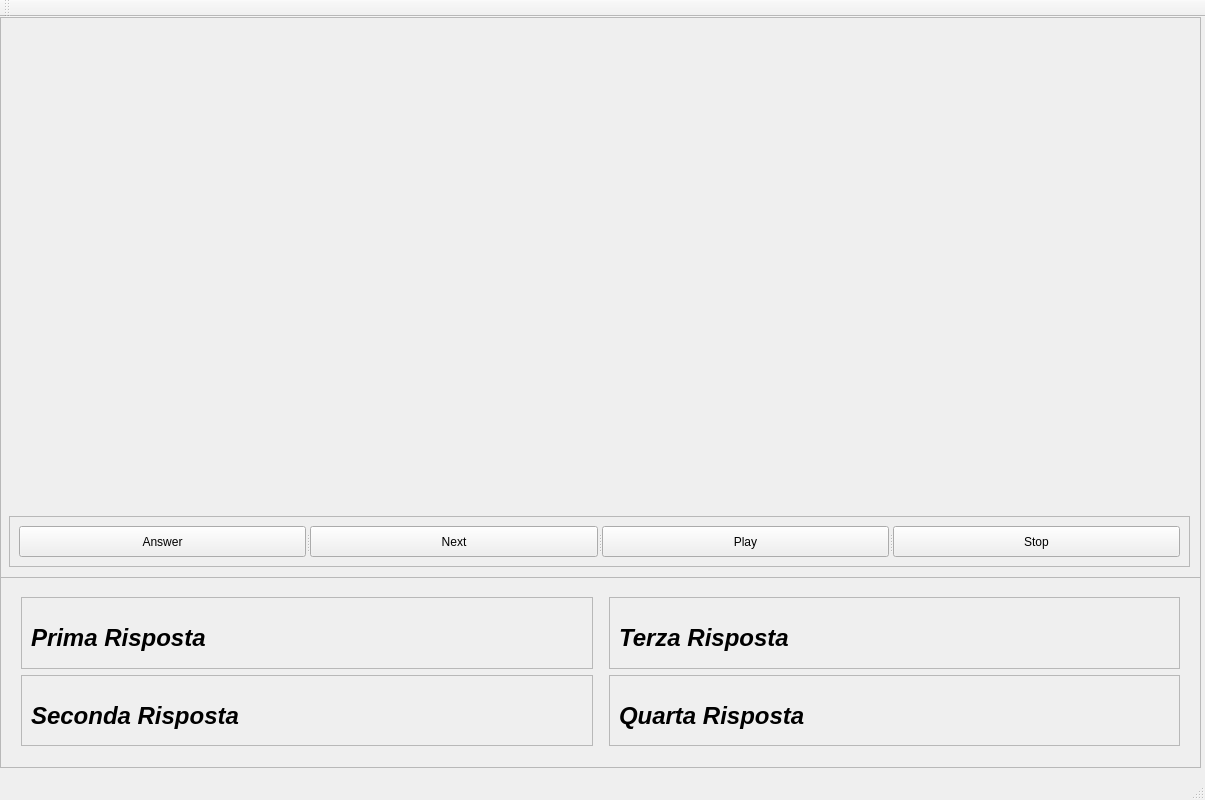
The window that cervellone.ui (AndreaCorna/cervellone) describes before a commit, drawn with Qt 5.
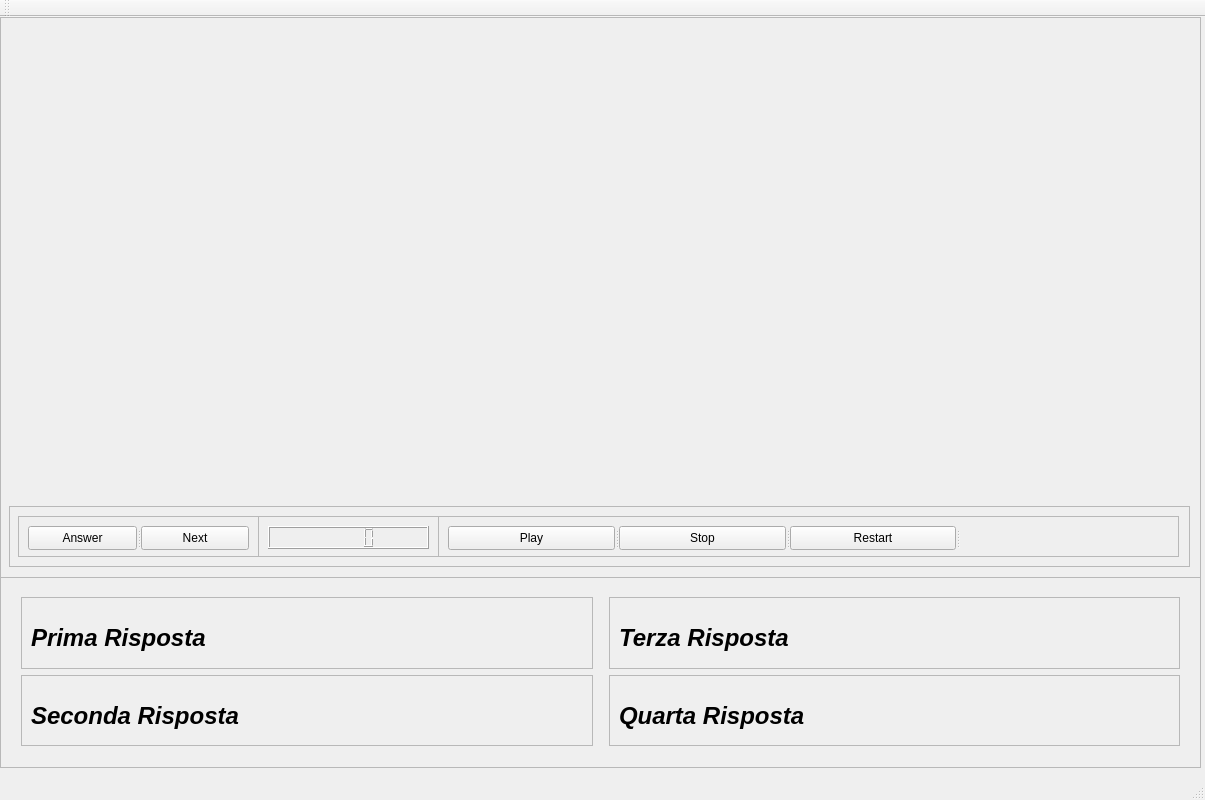
The same window after the commit. Custom widgets are drawn as their Qt base class.

Commit message: aggiunta funzione video

```diff
--- a/cervellone.ui
+++ b/cervellone.ui
@@ -209,9 +209,24 @@
      <property name="geometry">
       <rect>
        <x>9</x>
-       <y>499</y>
+       <y>489</y>
        <width>1181</width>
-       <height>51</height>
+       <height>61</height>
+      </rect>
+     </property>
+     <property name="frameShape">
+      <enum>QFrame::StyledPanel</enum>
+     </property>
+     <property name="frameShadow">
+      <enum>QFrame::Raised</enum>
+     </property>
+     <widget class="QFrame" name="frame_5">
+      <property name="geometry">
+       <rect>
+        <x>9</x>
+        <y>10</y>
+        <width>241</width>
+        <height>41</height>
       </rect>
      </property>
      <property name="frameShape">
@@ -225,8 +240,8 @@
        <rect>
         <x>10</x>
         <y>10</y>
-        <width>1161</width>
-        <height>31</height>
+         <width>221</width>
+         <height>24</height>
        </rect>
       </property>
       <property name="orientation">
@@ -242,6 +257,65 @@
         <string>Next</string>
        </property>
       </widget>
+      </widget>
+     </widget>
+     <widget class="QFrame" name="frame_6">
+      <property name="geometry">
+       <rect>
+        <x>249</x>
+        <y>10</y>
+        <width>181</width>
+        <height>41</height>
+       </rect>
+      </property>
+      <property name="frameShape">
+       <enum>QFrame::StyledPanel</enum>
+      </property>
+      <property name="frameShadow">
+       <enum>QFrame::Raised</enum>
+      </property>
+      <widget class="QSplitter" name="splitter_2">
+       <property name="geometry">
+        <rect>
+         <x>10</x>
+         <y>10</y>
+         <width>161</width>
+         <height>23</height>
+        </rect>
+       </property>
+       <property name="orientation">
+        <enum>Qt::Horizontal</enum>
+       </property>
+       <widget class="QLCDNumber" name="lcdNumber"/>
+      </widget>
+     </widget>
+     <widget class="QFrame" name="frame_7">
+      <property name="geometry">
+       <rect>
+        <x>429</x>
+        <y>10</y>
+        <width>741</width>
+        <height>41</height>
+       </rect>
+      </property>
+      <property name="frameShape">
+       <enum>QFrame::StyledPanel</enum>
+      </property>
+      <property name="frameShadow">
+       <enum>QFrame::Raised</enum>
+      </property>
+      <widget class="QSplitter" name="splitter_3">
+       <property name="geometry">
+        <rect>
+         <x>10</x>
+         <y>10</y>
+         <width>721</width>
+         <height>24</height>
+        </rect>
+       </property>
+       <property name="orientation">
+        <enum>Qt::Horizontal</enum>
+       </property>
       <widget class="QPushButton" name="play_button">
        <property name="text">
         <string>Play</string>
@@ -252,6 +326,13 @@
         <string>Stop</string>
        </property>
       </widget>
+       <widget class="QPushButton" name="pushButton">
+        <property name="text">
+         <string>Restart</string>
+        </property>
+       </widget>
+       <widget class="Phonon::SeekSlider" name="seekSlider"/>
+      </widget>
      </widget>
     </widget>
     <widget class="Phonon::VideoPlayer" name="videoPlayer">
@@ -293,6 +374,11 @@
    <extends>QWidget</extends>
    <header location="global">phonon/videoplayer.h</header>
   </customwidget>
+  <customwidget>
+   <class>Phonon::SeekSlider</class>
+   <extends>QWidget</extends>
+   <header location="global">phonon/seekslider.h</header>
+  </customwidget>
  </customwidgets>
  <resources/>
  <connections/>
```
Left out of the diff: 39 changed lines with no effect on the pictures. Lines whose indentation alone changed are shown as unchanged. The commit also changes 2 other files.
